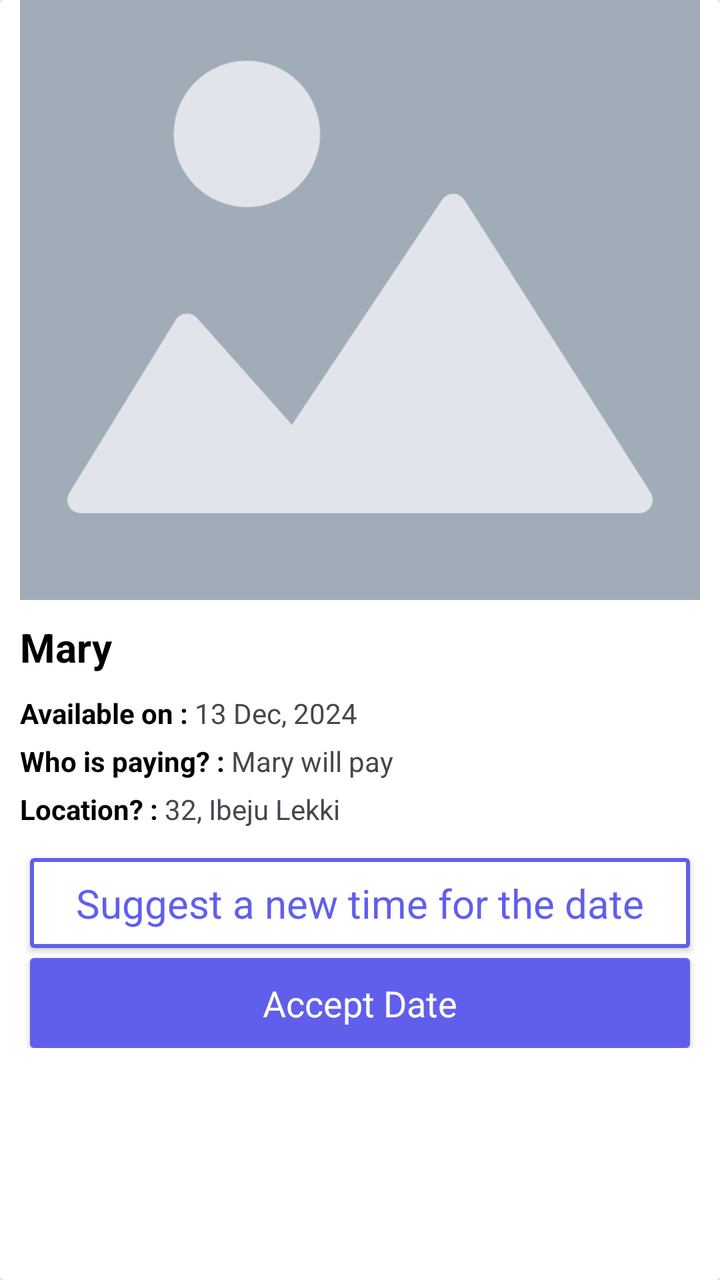
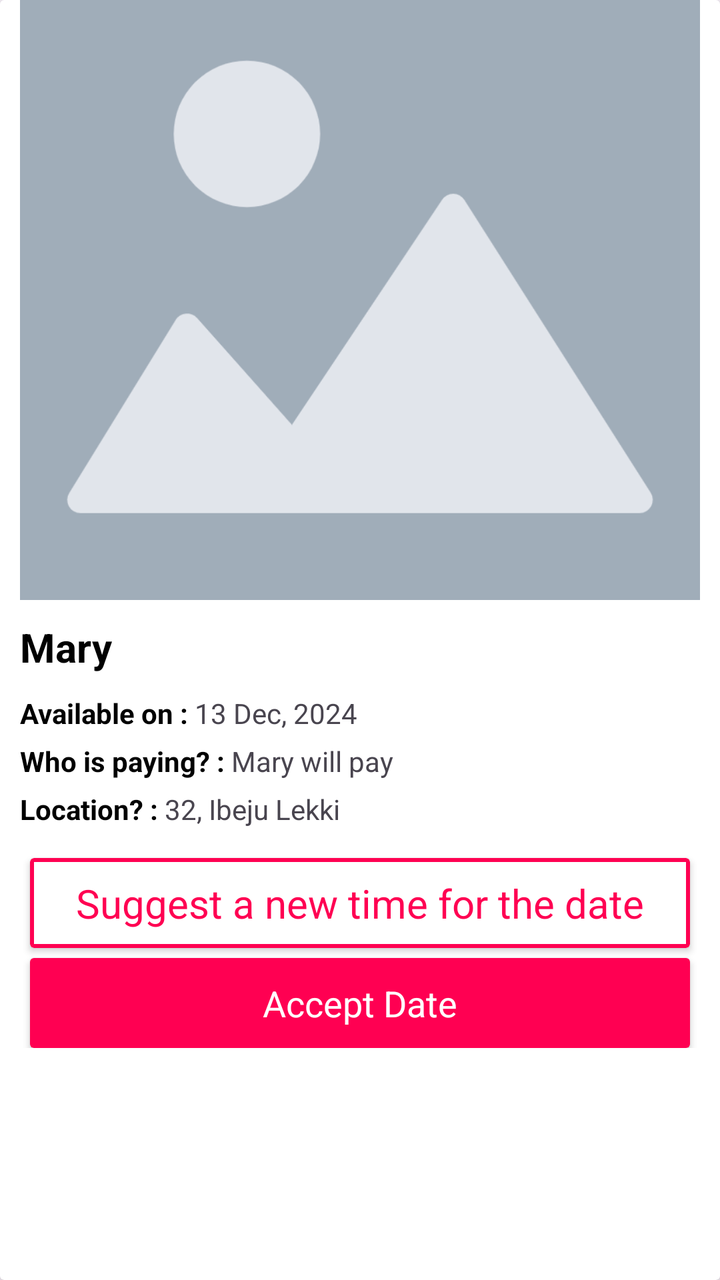

Two renders of the same Android screen: before a commit and after it. Below are the layout's source before the change and the commit's diff.
<!-- AndroidManifest.xml: application theme Theme.You4me -->
<!-- res/layout/sent_requests_item.xml -->
<?xml version="1.0" encoding="utf-8"?>
<androidx.cardview.widget.CardView xmlns:android="http://schemas.android.com/apk/res/android"
    xmlns:app="http://schemas.android.com/apk/res-auto"
    xmlns:tools="http://schemas.android.com/tools"
    android:layout_width="match_parent"
    android:layout_height="match_parent">

    <androidx.constraintlayout.widget.ConstraintLayout
        android:id="@+id/main_lyt"
        android:layout_width="match_parent"
        android:layout_height="match_parent"
        android:visibility="visible"
        android:layout_marginStart="@dimen/margin_10dp"
        android:layout_marginEnd="@dimen/margin_10dp"
        app:layout_constraintBottom_toBottomOf="parent"
        app:layout_constraintEnd_toEndOf="parent"
        app:layout_constraintStart_toStartOf="parent"
        app:layout_constraintTop_toTopOf="parent">


        <ImageView
            android:id="@+id/imageView"
            android:layout_width="match_parent"
            android:layout_height="300dp"
            android:scaleType="centerCrop"
            android:src="@drawable/find_date_placeholder"
            app:layout_constraintEnd_toEndOf="parent"
            app:layout_constraintStart_toStartOf="parent"
            app:layout_constraintTop_toTopOf="parent" />

        <TextView
            android:id="@+id/user_name"
            android:layout_width="wrap_content"
            android:layout_height="wrap_content"
            android:layout_marginTop="@dimen/margin_10dp"
            android:text="Mary"
            android:textColor="@color/black"
            android:textSize="@dimen/text_size_20sp"
            android:textStyle="bold"
            app:layout_constraintStart_toStartOf="parent"
            app:layout_constraintTop_toBottomOf="@+id/imageView" />


        <TextView
            android:id="@+id/bio"
            android:layout_width="wrap_content"
            android:layout_height="wrap_content"
            android:layout_marginTop="@dimen/margin_10dp"
            android:visibility="gone"
            android:gravity="start"
            android:text="Lorem ipsum dolor sit amet, consectetur adipiscing elit, sed do eiusmod tempor incididunt ut labore et dolore magna aliqua. Ut enim ad minim veniam, quis nostrud exercitation ullamco laboris nisi ut aliquip ex ea commodo consequat."
            android:textSize="@dimen/text_size_15sp"
            app:layout_constraintEnd_toEndOf="parent"
            app:layout_constraintStart_toStartOf="parent"
            app:layout_constraintTop_toBottomOf="@+id/user_name" />

        <LinearLayout
            android:id="@+id/available_layout"
            android:layout_width="0dp"
            android:layout_height="wrap_content"
            android:layout_marginTop="@dimen/margin_10dp"
            android:orientation="horizontal"
            android:weightSum="2"
            app:layout_constraintStart_toStartOf="parent"
            app:layout_constraintTop_toBottomOf="@+id/bio">

            <TextView
                android:layout_width="wrap_content"
                android:layout_height="wrap_content"
                android:text="Available on : "
                android:textColor="@color/black"
                android:textStyle="bold" />

            <TextView
                android:id="@+id/available_date"
                android:layout_width="wrap_content"
                android:layout_height="wrap_content"
                android:text="13 Dec, 2024" />

        </LinearLayout>

        <LinearLayout
            android:id="@+id/payment_lyt"
            android:layout_width="wrap_content"
            android:layout_height="wrap_content"
            android:layout_marginTop="@dimen/margin_5dp"
            android:orientation="horizontal"
            android:weightSum="2"
            app:layout_constraintStart_toStartOf="parent"
            app:layout_constraintTop_toBottomOf="@+id/available_layout">

            <TextView
                android:layout_width="wrap_content"
                android:layout_height="wrap_content"
                android:text="Who is paying? : "
                android:textColor="@color/black"
                android:textStyle="bold" />

            <TextView
                android:id="@+id/payment"
                android:layout_width="wrap_content"
                android:layout_height="wrap_content"
                android:text="Mary will pay" />

        </LinearLayout>
        <LinearLayout
            android:id="@+id/location_layout"
            android:layout_width="wrap_content"
            android:layout_height="wrap_content"
            android:layout_marginTop="@dimen/margin_5dp"
            android:orientation="horizontal"
            android:weightSum="2"
            app:layout_constraintStart_toStartOf="parent"
            app:layout_constraintTop_toBottomOf="@+id/payment_lyt">

            <TextView
                android:layout_width="wrap_content"
                android:layout_height="wrap_content"
                android:text="Location? : "
                android:textColor="@color/black"
                android:textStyle="bold" />

            <TextView
                android:id="@+id/location"
                android:layout_width="wrap_content"
                android:layout_height="wrap_content"
                android:text="32, Ibeju Lekki" />

        </LinearLayout>

        <androidx.constraintlayout.widget.Guideline
            android:id="@+id/guideline"
            android:layout_width="wrap_content"
            android:layout_height="wrap_content"
            android:orientation="vertical"
            app:layout_constraintGuide_percent="0.5" />

        <androidx.constraintlayout.widget.Guideline
            android:id="@+id/guideline2"
            android:layout_width="wrap_content"
            android:layout_height="wrap_content"
            android:orientation="horizontal"
            app:layout_constraintGuide_percent="0.65" />

        <androidx.constraintlayout.widget.ConstraintLayout
            android:id="@+id/main_lyt_btn"
            android:layout_width="0dp"
            android:layout_height="wrap_content"
            android:layout_marginTop="@dimen/margin_10dp"
            android:visibility="visible"
            app:layout_constraintEnd_toEndOf="parent"
            app:layout_constraintStart_toStartOf="@+id/location_layout"
            app:layout_constraintTop_toBottomOf="@+id/location_layout">

            <androidx.cardview.widget.CardView
                android:id="@+id/suggest_a_new_date_cardview"
                android:layout_width="0dp"
                android:layout_height="wrap_content"
                android:layout_margin="@dimen/margin_5dp"
                app:layout_constraintEnd_toEndOf="parent"
                app:layout_constraintStart_toStartOf="parent"
                app:layout_constraintTop_toTopOf="parent">

                <TextView
                    android:id="@+id/suggest_a_new_date"
                    android:layout_width="match_parent"
                    android:layout_height="@dimen/margin_45dp"
                    android:autoSizeMaxTextSize="20sp"
                    android:autoSizeMinTextSize="12sp"
                    android:autoSizeStepGranularity="2sp"
                    android:autoSizeTextType="uniform"
                    android:background="@drawable/btn_not_interested_stroke_color"
                    android:gravity="center"
                    android:textSize="@dimen/text_size_13sp"
                    android:padding="@dimen/padding_5dp"
                    android:paddingVertical="15dp"
                    android:text="Suggest a new time for the date"
                    android:textColor="@color/purple" />

            </androidx.cardview.widget.CardView>


            <androidx.cardview.widget.CardView
                android:layout_width="0dp"
                android:layout_height="wrap_content"
                android:layout_marginTop="@dimen/margin_5dp"
                app:layout_constraintBottom_toBottomOf="parent"
                app:layout_constraintEnd_toEndOf="@+id/suggest_a_new_date_cardview"
                app:layout_constraintStart_toStartOf="@+id/suggest_a_new_date_cardview"
                app:layout_constraintTop_toBottomOf="@+id/suggest_a_new_date_cardview">

                <TextView
                    android:id="@+id/accept_date"
                    android:layout_width="match_parent"
                    android:layout_height="@dimen/margin_45dp"
                    android:autoSizeMaxTextSize="20sp"
                    android:autoSizeMinTextSize="12sp"
                    android:autoSizeStepGranularity="2sp"
                    android:autoSizeTextType="uniform"
                    android:textSize="@dimen/text_size_13sp"
                    android:background="@drawable/btn_go_on_date"
                    android:gravity="center"
                    android:padding="@dimen/padding_10dp"
                    android:paddingVertical="15dp"
                    android:text="Accept Date"
                    android:textColor="@color/white" />
            </androidx.cardview.widget.CardView>

        </androidx.constraintlayout.widget.ConstraintLayout>


    </androidx.constraintlayout.widget.ConstraintLayout>

</androidx.cardview.widget.CardView>
<!-- resources referenced by this layout -->
<resources>
  <color name="black">#FF000000</color>
  <color name="purple">#605FEC</color>
  <color name="white">#FFFFFFFF</color>
  <dimen name="margin_10dp">10dp</dimen>
  <dimen name="margin_45dp">45dp</dimen>
  <dimen name="margin_5dp">5dp</dimen>
  <dimen name="padding_10dp">10dp</dimen>
  <dimen name="padding_5dp">5dp</dimen>
  <dimen name="text_size_13sp">13sp</dimen>
  <dimen name="text_size_15sp">15sp</dimen>
  <dimen name="text_size_20sp">20sp</dimen>
  <!-- drawable btn_go_on_date (drawable) -->
  <?xml version="1.0" encoding="UTF-8"?>
  <shape xmlns:android="http://schemas.android.com/apk/res/android"
      android:shape="rectangle">
      <solid android:color="@color/purple"/>
      <corners android:radius="1dp" />
  </shape>
  <!-- drawable btn_not_interested_stroke_color (drawable) -->
  <?xml version="1.0" encoding="UTF-8"?>
  <shape xmlns:android="http://schemas.android.com/apk/res/android"
      android:shape="rectangle">
  
      
      <solid android:color="@color/white"/>
  
      
      <corners android:radius="1dp" />
  
      
      <stroke
          android:width="2dp"
          android:color="@color/purple"/>
  </shape>
  <!-- drawable find_date_placeholder: png bitmap (drawable, 31463 bytes) -->
  <style name="Theme.You4me" parent="Base.Theme.You4me" />
  <style name="Base.Theme.You4me" parent="Theme.Material3.Light.NoActionBar">
          
           <item name="colorPrimary">@color/primary_pink</item>
      </style>
  <color name="primary_pink">#ffff0052</color>
</resources>

<!-- the commit's change to res/layout/sent_requests_item.xml (unified diff, before → after) -->
@@ -175,7 +175,7 @@
                     android:padding="@dimen/padding_5dp"
                     android:paddingVertical="15dp"
                     android:text="Suggest a new time for the date"
-                    android:textColor="@color/purple" />
+                    android:textColor="@color/primary_pink" />
 
             </androidx.cardview.widget.CardView>
 
@@ -209,6 +209,56 @@
         </androidx.constraintlayout.widget.ConstraintLayout>
 
 
+        <com.google.android.material.progressindicator.CircularProgressIndicator
+            android:id="@+id/loader"
+            android:layout_width="match_parent"
+            android:layout_height="wrap_content"
+            android:layout_gravity="center"
+            android:indeterminate="true"
+            android:visibility="gone"
+            app:layout_constraintBottom_toBottomOf="parent"
+            app:layout_constraintTop_toTopOf="parent" />
+
+
     </androidx.constraintlayout.widget.ConstraintLayout>
+    <androidx.constraintlayout.widget.ConstraintLayout
+        android:id="@+id/constraintLayout2"
+        android:layout_width="wrap_content"
+        android:layout_height="match_parent"
+        android:visibility="gone"
+        app:drawableTopCompat="@drawable/baseline_not_interested_24"
+        app:layout_constraintBottom_toBottomOf="parent"
+        app:layout_constraintEnd_toEndOf="parent"
+        app:layout_constraintStart_toStartOf="parent"
+        app:layout_constraintTop_toTopOf="parent">
+
+        <com.airbnb.lottie.LottieAnimationView
+            android:id="@+id/lottieAnimationView"
+            android:layout_width="wrap_content"
+            android:layout_height="wrap_content"
+            app:layout_constraintBottom_toBottomOf="parent"
+            app:layout_constraintEnd_toEndOf="parent"
+            app:layout_constraintStart_toStartOf="parent"
+            app:layout_constraintTop_toTopOf="parent"
+            app:lottie_autoPlay="true"
+            app:lottie_fileName="dating.json"
+            app:lottie_loop="true" />
+
+        <TextView
+            android:id="@+id/empty_lyt"
+            android:layout_width="wrap_content"
+            android:layout_height="wrap_content"
+            android:text="@string/no_date_interests"
+            android:textAlignment="center"
+            android:textSize="25sp"
+            app:layout_constraintBottom_toBottomOf="@+id/lottieAnimationView"
+            app:layout_constraintEnd_toEndOf="parent"
+            app:layout_constraintHorizontal_bias="0.5"
+            app:layout_constraintStart_toStartOf="parent"
+            app:layout_constraintTop_toTopOf="@+id/lottieAnimationView"
+            app:layout_constraintVertical_bias="0.85" />
+
+    </androidx.constraintlayout.widget.ConstraintLayout>
+
 
 </androidx.cardview.widget.CardView>
<!-- resource entries referenced after the edit -->
@@ -1,7 +1,6 @@
 <!-- resources referenced by this layout -->
 <resources>
   <color name="black">#FF000000</color>
-  <color name="purple">#605FEC</color>
   <color name="white">#FFFFFFFF</color>
   <dimen name="margin_10dp">10dp</dimen>
   <dimen name="margin_45dp">45dp</dimen>
@@ -11,11 +10,17 @@
   <dimen name="text_size_13sp">13sp</dimen>
   <dimen name="text_size_15sp">15sp</dimen>
   <dimen name="text_size_20sp">20sp</dimen>
+  <!-- drawable baseline_not_interested_24 (drawable) -->
+  <vector android:height="72dp" android:tint="#000000"
+      android:viewportHeight="24" android:viewportWidth="24"
+      android:width="72dp" xmlns:android="http://schemas.android.com/apk/res/android">
+      <path android:fillColor="@android:color/white" android:pathData="M12,2C6.48,2 2,6.48 2,12s4.48,10 10,10 10,-4.48 10,-10S17.52,2 12,2zM12,20c-4.42,0 -8,-3.58 -8,-8 0,-1.85 0.63,-3.55 1.69,-4.9L16.9,18.31C15.55,19.37 13.85,20 12,20zM18.31,16.9L7.1,5.69C8.45,4.63 10.15,4 12,4c4.42,0 8,3.58 8,8 0,1.85 -0.63,3.55 -1.69,4.9z"/>
+  </vector>
   <!-- drawable btn_go_on_date (drawable) -->
   <?xml version="1.0" encoding="UTF-8"?>
   <shape xmlns:android="http://schemas.android.com/apk/res/android"
       android:shape="rectangle">
-      <solid android:color="@color/purple"/>
+      <solid android:color="@color/primary_pink"/>
       <corners android:radius="1dp" />
   </shape>
   <!-- drawable btn_not_interested_stroke_color (drawable) -->
@@ -32,9 +37,10 @@
       
       <stroke
           android:width="2dp"
-          android:color="@color/purple"/>
+          android:color="@color/primary_pink"/>
   </shape>
   <!-- drawable find_date_placeholder: png bitmap (drawable, 31463 bytes) -->
+  <string name="no_date_interests">No date interests</string>
   <style name="Theme.You4me" parent="Base.Theme.You4me" />
   <style name="Base.Theme.You4me" parent="Theme.Material3.Light.NoActionBar">
           
